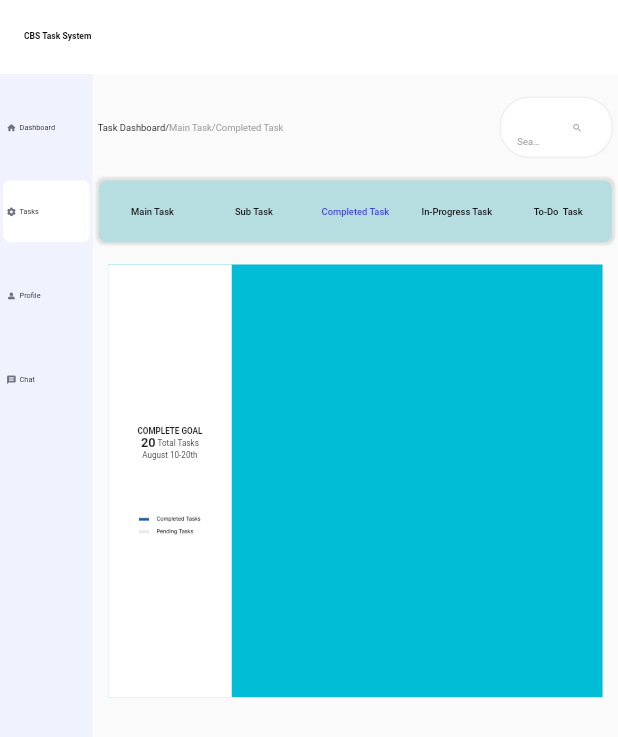
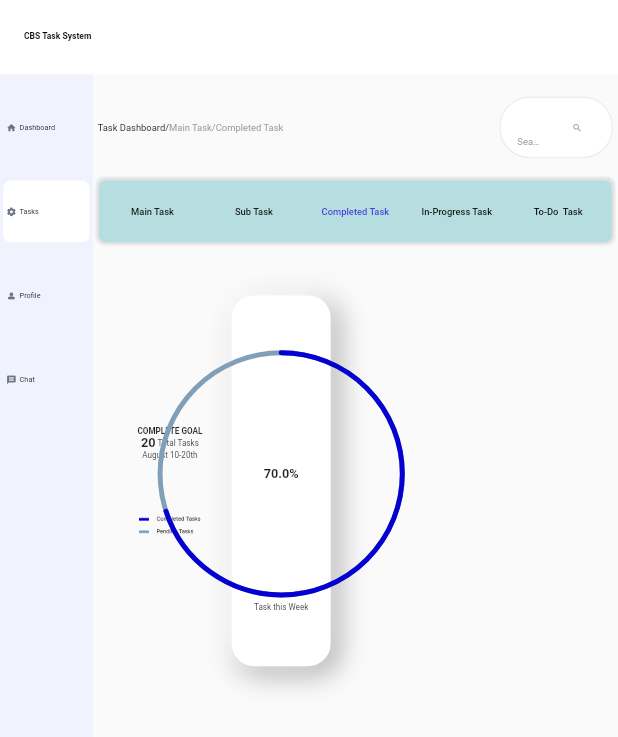
Before and after one commit to CBS-Developments/CBS-Task-System, a Flutter app: the screen it shows after launch, on a phone screen of 412 x 824 dp. Shown: the top 737 px of the screen. Run offline on Flutter 3.47's test engine with Material 2 defaults, Android fonts, the phone set to English and light mode, and no system bars; drawn by our look-alikes of percent_indicator; our stand-ins replace table_calendar; missing offline and left inert: dart:js.

Commit message:
Chart Box Added

```diff
--- /dev/null
+++ b/task_system/lib/components/chartBox.dart
@@ -0,0 +1,68 @@
+
+import 'package:flutter/material.dart';
+import 'package:task_system/colors/appColors.dart';
+import 'package:task_system/sizes/create_MainTask_Sizes.dart';
+import 'package:percent_indicator/percent_indicator.dart';
+
+class ChartBox extends StatelessWidget {
+  final String centerText;
+  final String footerText;
+  final  percent;
+
+  const ChartBox({Key? key,
+    required this.centerText,
+    required this.percent,
+    required this.footerText}) : super(key: key);
+
+  @override
+  Widget build(BuildContext context) {
+    return Container(
+      width: chartBoxWidth(context),
+      height: chartBoxHeight(context),
+      decoration: BoxDecoration(
+          color: Colors.white,
+          borderRadius: BorderRadius.circular(15),
+          // shape: BoxShape.circle,
+          boxShadow: [
+            BoxShadow(
+              color: Colors.grey.shade500,
+              offset: const Offset(4, 4),
+              blurRadius: 15,
+              spreadRadius: 1,
+            ),
+
+            const BoxShadow(
+              color: Colors.white,
+              offset: Offset(-4, -4),
+              blurRadius: 15,
+              spreadRadius: 1,
+            ),
+          ]
+      ),
+      child: CircularPercentIndicator(
+        radius: chartRadius(context),
+        lineWidth: chartLineWidth(context),
+        animation: true,
+        percent: percent,
+        center: new Text(
+          centerText,
+          style:
+          new TextStyle(fontWeight: FontWeight.bold, fontSize: taskCountFont(context)),
+        ),
+        footer:
+        Padding(
+          padding:  EdgeInsets.only(top: navBoxPadding(context)),
+          child: Text(
+            footerText,
+            style:
+             TextStyle( fontSize: serTextFont(context)),
+          ),
+        ),
+        circularStrokeCap: CircularStrokeCap.round,
+        progressColor: AppColor.complete,
+        backgroundColor: AppColor.pending,
+      ),
+
+    );
+  }
+}
--- a/task_system/lib/pages/tasks/completedTask.dart
+++ b/task_system/lib/pages/tasks/completedTask.dart
@@ -1,4 +1,5 @@
 import 'package:flutter/material.dart';
+import 'package:task_system/components/chartBox.dart';
 
 import '../../colors/appColors.dart';
 import '../../components/appBar.dart';
@@ -66,11 +67,11 @@ class _CompletedTaskState extends State<CompletedTask> {
                 Container(
                   width: chartSectionWidth(context),
                   height: chartSectionHeight(context),
-                  color: Colors.cyan,
+                  // color: Colors.cyan,
                   child: Row(
                     children: [
                       Container(
-                        color: Colors.white,
+                        // color: Colors.white,
                         width: chartTextWidth(context),
                         height: chartTextHeight(context),
                         padding: EdgeInsets.all(navBoxPadding(context)),
@@ -116,7 +117,12 @@ class _CompletedTaskState extends State<CompletedTask> {
                             width: chartIMGWidth(context),)
                           ],
                         ),
-                      )
+                      ),
+
+                      ChartBox(
+                        centerText: '70.0%',
+                        percent: 0.7,
+                        footerText: 'Task this Week',),
                     ],
                   ),
                 )
--- a/task_system/lib/sizes/create_MainTask_Sizes.dart
+++ b/task_system/lib/sizes/create_MainTask_Sizes.dart
@@ -228,3 +228,19 @@ double chartIMGWidth(BuildContext context) {
 double taskCountFont(BuildContext context) {
   return (getPageWidth(context) * 0.005) * (getPageHeight(context) * 0.005);
 }
+
+double chartBoxHeight(BuildContext context) {
+  return (getPageHeight(context) * 0.3) ;
+}
+
+double chartBoxWidth(BuildContext context) {
+  return (getPageWidth(context) * 0.16) ;
+}
+
+double chartRadius(BuildContext context) {
+  return (getPageHeight(context) * 0.1) ;
+}
+
+double chartLineWidth(BuildContext context) {
+  return (getPageWidth(context) * 0.008) ;
+}
--- a/task_system/pubspec.yaml
+++ b/task_system/pubspec.yaml
@@ -37,6 +37,7 @@ dependencies:
   cupertino_icons: ^1.0.2
   table_calendar: ^3.0.0
   date_time_picker: ^2.1.0
+  percent_indicator: ^4.2.3
 
 dev_dependencies:
   flutter_test:
```
Also changed, not shown: task_system/images/CT.png, task_system/pubspec.lock.
